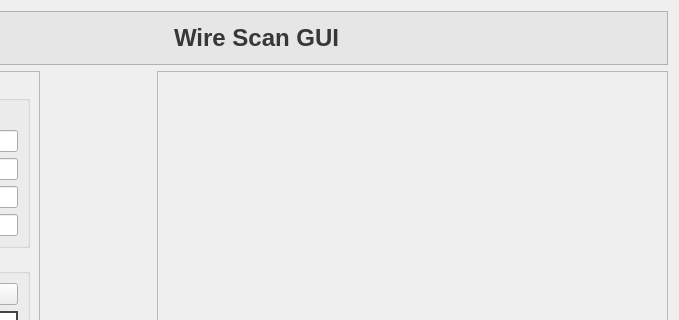
The window that slacwire/wire_scan_gui.ui (kabanaty/slacwire) describes before a commit, drawn with Qt 5; both pictures show x 321 to 1000 and y 0 to 320 of the 1000 by 951 pixel window.
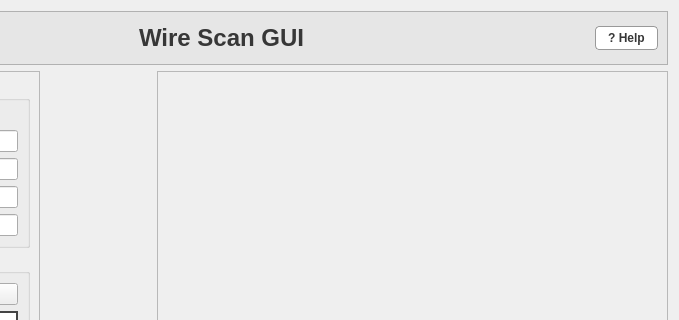
The same window after the commit. Custom widgets are drawn as their Qt base class.

Commit message: feat: Add help button to WireScan GUI for user guidance

```diff
--- a/slacwire/wire_scan_gui.ui
+++ b/slacwire/wire_scan_gui.ui
@@ -167,6 +167,24 @@
         </layout>
        </widget>
       </item>
+      <item>
+       <widget class="QPushButton" name="helpButton">
+        <property name="styleSheet">
+         <string notr="true">QPushButton#helpButton {
+    background-color: white;
+    color: rgb(55, 55, 55);
+    font-weight: bold;
+    border: 1px solid #999999;
+    border-radius: 4px;
+    padding: 4px 12px;
+}
+QPushButton#helpButton:hover { background-color: rgb(240, 240, 240); }</string>
+        </property>
+        <property name="text">
+         <string>? Help</string>
+        </property>
+       </widget>
+      </item>
      </layout>
     </widget>
    </item>
```
The commit also changes 1 other file.
